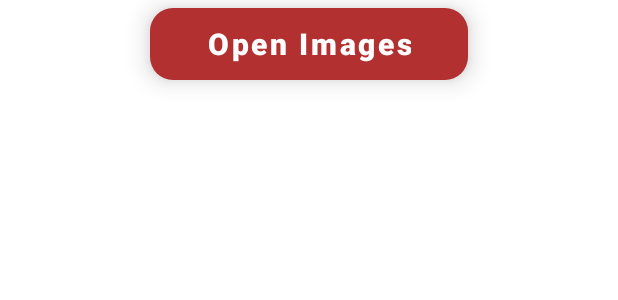
After one commit to HCDC-KMCD/AgriBuhay-Software, an Android app: the layout select_image_layout.xml on its own in the app's theme, with its tools: preview values and no code run, on a phone screen of 412 x 824 dp. The commit adds this screen. Shown: the top 300 px of the screen. Run offline under Robolectric (Android 15) with nearby library versions, the phone set to English and light mode, and no system bars.

Commit message:
Ongoing upload profile and upload function

```diff
--- a/app/src/main/java/com/example/test2/StartActivity.java
+++ b/app/src/main/java/com/example/test2/StartActivity.java
@@ -6,6 +6,7 @@ import androidx.appcompat.widget.Toolbar;
 
 import android.os.Bundle;
 import android.service.autofill.UserData;
+import android.view.View;
 import android.widget.TextView;
 import android.widget.Toast;
 
@@ -38,7 +39,6 @@ public class StartActivity extends AppCompatActivity {
         getSupportActionBar().setTitle("");
 
         userName = findViewById(R.id.userName);
-
         circleImageView = findViewById(R.id.profile);
 
         firebaseAuth = FirebaseAuth.getInstance();
@@ -63,5 +63,12 @@ public class StartActivity extends AppCompatActivity {
                 Toast.makeText(StartActivity.this, error.getMessage(), Toast.LENGTH_SHORT).show();
             }
         });
+
+        circleImageView.setOnClickListener(new View.OnClickListener() {
+            @Override
+            public void onClick(View view) {
+
+            }
+        });
     }
 }
--- a/app/src/main/res/layout/registeactivity.xml
+++ b/app/src/main/res/layout/registeactivity.xml
@@ -217,6 +217,4 @@
                 android:textStyle="bold" />
         </FrameLayout>
     </LinearLayout>
-
-
 </RelativeLayout>
--- /dev/null
+++ b/app/src/main/res/layout/select_image_layout.xml
@@ -0,0 +1,36 @@
+<?xml version="1.0" encoding="utf-8"?>
+<LinearLayout xmlns:android="http://schemas.android.com/apk/res/android"
+    android:layout_width="match_parent"
+    android:layout_height="match_parent"
+    xmlns:tools="http://schemas.android.com/tools"
+    android:orientation="vertical">
+    <androidx.recyclerview.widget.RecyclerView
+        android:layout_width="match_parent"
+        android:layout_height="wrap_content"
+        android:id="@+id/recyclerView"/>
+    <FrameLayout
+        android:layout_width="match_parent"
+        android:layout_height="wrap_content"
+        android:layout_marginLeft="100dp"
+        android:layout_marginTop="5dp"
+        android:layout_marginRight="100dp"
+        android:layout_marginBottom="20dp"
+        android:background="@drawable/red_boarder"
+        android:elevation="10dp"
+        android:outlineAmbientShadowColor="@color/grey"
+        tools:targetApi="p">
+
+        <Button
+            android:id="@+id/btnRegister"
+            android:layout_width="wrap_content"
+            android:layout_height="wrap_content"
+            android:layout_gravity="center_horizontal"
+            android:background="?attr/selectableItemBackground"
+            android:fontFamily="sans-serif-medium"
+            android:text="Open Images"
+            android:textSize="20dp"
+            android:textStyle="bold"
+            android:textAllCaps="false"/>
+    </FrameLayout>
+
+</LinearLayout>
```
